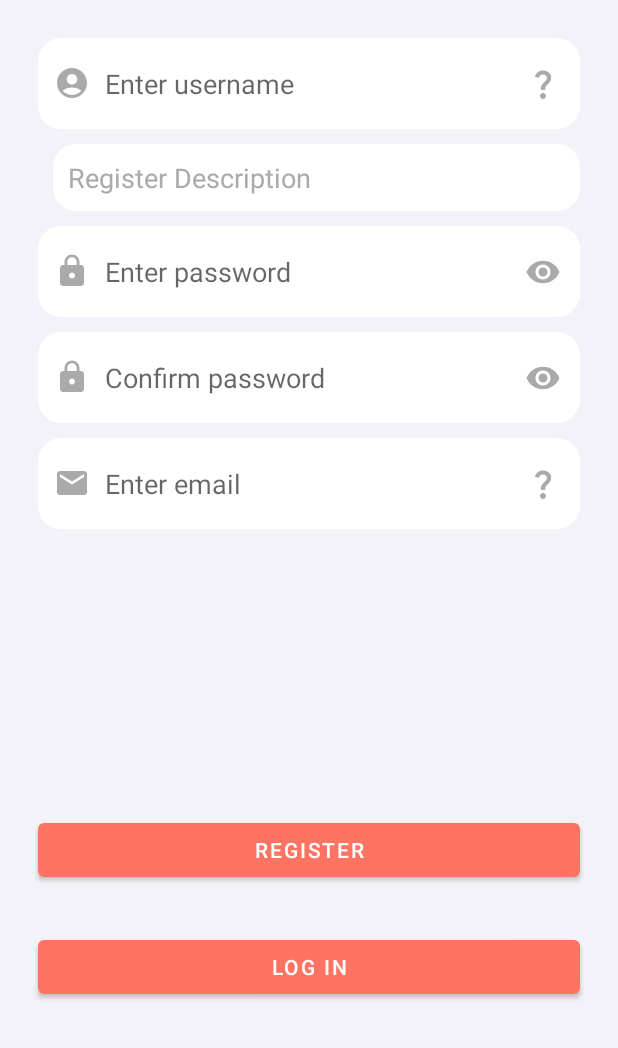
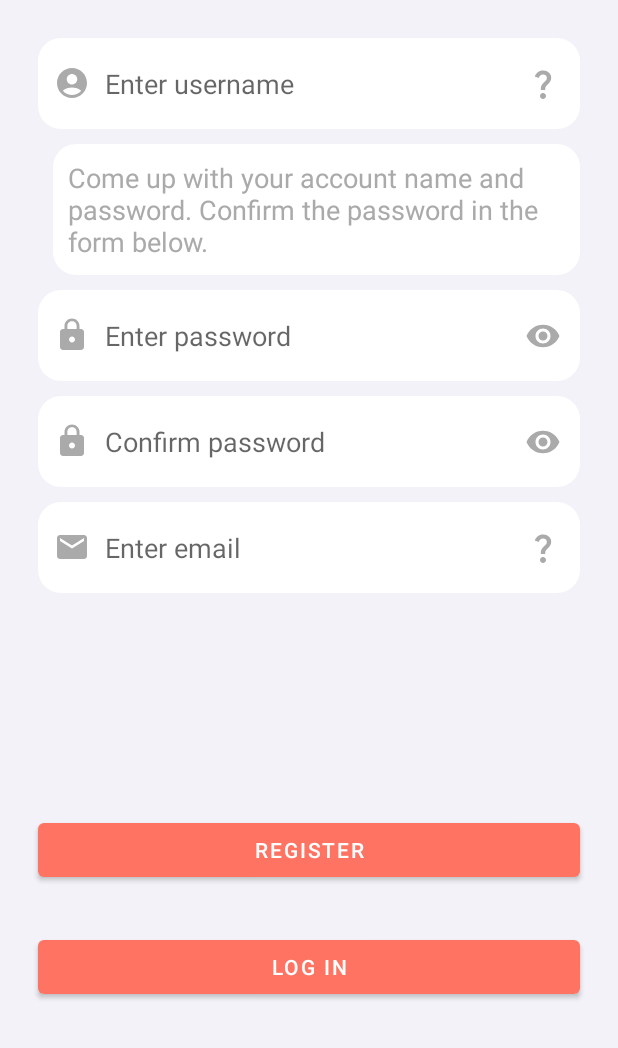
Before and after one commit to AlexCawl/health-check-application, an Android app: the RegisterFragment screen opened through its navigation route, after a tap on "Show options", on a phone screen of 412 x 824 dp, the part 188-1236 px from its top. Run offline under Robolectric (Android 15) with nearby library versions, the phone set to English and light mode, and no system bars.

Commit message:
code refactoring

```diff
--- a/app/src/main/java/org/alexcawl/health_check_application/resource/EditTextWithClearButton.java
+++ b/app/src/main/java/org/alexcawl/health_check_application/resource/EditTextWithClearButton.java
@@ -1,5 +1,6 @@
 package org.alexcawl.health_check_application.resource;
 
+import android.annotation.SuppressLint;
 import android.content.Context;
 import android.graphics.drawable.Drawable;
 import android.text.Editable;
@@ -35,13 +36,11 @@ public class EditTextWithClearButton extends AppCompatEditText {
         init();
     }
 
+    @SuppressLint("ClickableViewAccessibility")
     private void init() {
-        // Initialize Drawable member variable.
         mClearButtonImage = ResourcesCompat.getDrawable(getResources(), R.drawable.icon_cross_24dp, getContext().getTheme());
 
-        setOnTouchListener(new OnTouchListener() {
-            @Override
-            public boolean onTouch(View v, MotionEvent event) {
+        setOnTouchListener((View view, MotionEvent event) -> {
             if ((getCompoundDrawablesRelative()[2] != null)) {
                 float clearButtonStart; // Used for LTR languages
                 float clearButtonEnd;  // Used for RTL languages
@@ -52,8 +51,7 @@ public class EditTextWithClearButton extends AppCompatEditText {
                         isClearButtonClicked = true;
                     }
                 } else {
-                        clearButtonStart = (getWidth() - getPaddingEnd()
-                                - mClearButtonImage.getIntrinsicWidth());
+                    clearButtonStart = (getWidth() - getPaddingEnd() - mClearButtonImage.getIntrinsicWidth());
                     if (event.getX() > clearButtonStart) {
                         isClearButtonClicked = true;
                     }
@@ -74,7 +72,6 @@ public class EditTextWithClearButton extends AppCompatEditText {
                 }
             }
             return false;
-            }
         });
 
         addTextChangedListener(new TextWatcher() {
@@ -100,14 +97,11 @@ public class EditTextWithClearButton extends AppCompatEditText {
             }
         });
 
-        setOnFocusChangeListener(new OnFocusChangeListener() {
-            @Override
-            public void onFocusChange(View v, boolean hasFocus) {
+        setOnFocusChangeListener((view, hasFocus) -> {
             if (hasFocus && getText() != null && !getText().toString().isEmpty()) {
                 showClearButton();
             } else {
                 hideClearButton();
-                }
             }
         });
     }
@@ -115,10 +109,7 @@ public class EditTextWithClearButton extends AppCompatEditText {
     /**
      * Shows the clear (X) button.
      */
-
     private void showClearButton() {
-        // Sets the Drawables (if any) to appear to the left of,
-        // above, to the right of, and below the text.
         setCompoundDrawablesRelativeWithIntrinsicBounds(
                 getCompoundDrawablesRelative()[0],
                 getCompoundDrawablesRelative()[1],
--- a/app/src/main/java/org/alexcawl/health_check_application/ui/login/fragment/LoginFragment.java
+++ b/app/src/main/java/org/alexcawl/health_check_application/ui/login/fragment/LoginFragment.java
@@ -9,7 +9,6 @@ import android.view.ViewGroup;
 import android.widget.Button;
 import android.widget.EditText;
 import android.widget.ImageButton;
-import android.widget.LinearLayout;
 
 import androidx.annotation.NonNull;
 import androidx.annotation.Nullable;
@@ -19,9 +18,6 @@ import androidx.navigation.Navigation;
 
 import org.alexcawl.health_check_application.R;
 import org.alexcawl.health_check_application.databinding.FragmentLoginBinding;
-import org.alexcawl.health_check_application.databinding.FragmentRegisterBinding;
-
-import java.util.Objects;
 
 public class LoginFragment extends Fragment {
     private FragmentLoginBinding binding;
@@ -78,11 +74,6 @@ public class LoginFragment extends Fragment {
     }
 
     private void initNavigateToRegisterButton(Button button) {
-        button.setOnClickListener(new View.OnClickListener() {
-            @Override
-            public void onClick(View v) {
-                navController.navigate(R.id.nav_register);
-            }
-        });
+        button.setOnClickListener(listener -> navController.navigate(R.id.nav_register));
     }
 }
--- a/app/src/main/res/layout/fragment_login.xml
+++ b/app/src/main/res/layout/fragment_login.xml
@@ -4,7 +4,9 @@
     xmlns:app="http://schemas.android.com/apk/res-auto"
     android:layout_width="match_parent"
     android:layout_height="match_parent"
-    android:background="@color/main_background">
+    android:background="@color/main_background"
+    xmlns:tools="http://schemas.android.com/tools"
+    tools:context=".ui.login.fragment.LoginFragment">
 
     <LinearLayout
         android:id="@+id/linearLayout"
--- a/app/src/main/res/layout/fragment_register.xml
+++ b/app/src/main/res/layout/fragment_register.xml
@@ -1,10 +1,12 @@
 <?xml version="1.0" encoding="utf-8"?>
 <androidx.constraintlayout.widget.ConstraintLayout xmlns:android="http://schemas.android.com/apk/res/android"
+    xmlns:tools="http://schemas.android.com/tools"
     android:id="@+id/fragment_register"
     xmlns:app="http://schemas.android.com/apk/res-auto"
     android:layout_width="match_parent"
     android:layout_height="match_parent"
-    android:background="@color/main_background">
+    android:background="@color/main_background"
+    tools:context=".ui.login.fragment.RegisterFragment">
 
     <LinearLayout
         android:id="@+id/linearLayout"
--- a/app/src/main/res/values-night/strings.xml
+++ /dev/null
@@ -1,16 +0,0 @@
-<?xml version="1.0" encoding="utf-8"?>
-<resources>
-    <string name="check_box">check box</string>
-    <string name="enter_username">Enter username</string>
-    <string name="separator">separator</string>
-    <string name="enter_password">Enter password</string>
-    <string name="enter_email">Enter email</string>
-    <string name="logo">logo</string>
-    <string name="login_description">Login description</string>
-    <string name="log_in">Log In</string>
-    <string name="register">Register</string>
-    <string name="register_description">Register Description</string>
-    <string name="email_description">Email description</string>
-    <string name="show_options">Show options</string>
-    <string name="confirm_password">Confirm password</string>
-</resources>
--- a/app/src/main/res/values/strings.xml
+++ b/app/src/main/res/values/strings.xml
@@ -1,17 +1,18 @@
 <?xml version="1.0" encoding="utf-8"?>
 <resources>
     <string name="app_name">Health Check Application</string>
-    <string name="check_box">check box</string>
+
     <string name="enter_username">Enter username</string>
-    <string name="separator">separator</string>
     <string name="enter_password">Enter password</string>
     <string name="enter_email">Enter email</string>
-    <string name="logo">logo</string>
-    <string name="login_description">Login description</string>
+    <string name="confirm_password">Confirm password</string>
+
+    <string name="logo">Health Check Application Logo</string>
     <string name="log_in">Log In</string>
     <string name="register">Register</string>
-    <string name="register_description">Register Description</string>
-    <string name="email_description">Email description</string>
     <string name="show_options">Show options</string>
-    <string name="confirm_password">Confirm password</string>
+
+    <string name="login_description">Enter your username and password to log in to the application. In the app for the first time? Register by clicking the button below.</string>
+    <string name="register_description">Come up with your account name and password. Confirm the password in the form below.</string>
+    <string name="email_description">Email is optional, but we would be happy if you would share the address with us.</string>
 </resources>
```
Also changed, not shown: app/src/main/res/layout/activity_login.xml (added, +8 -0 lines). Lines whose indentation alone changed are shown as unchanged.
